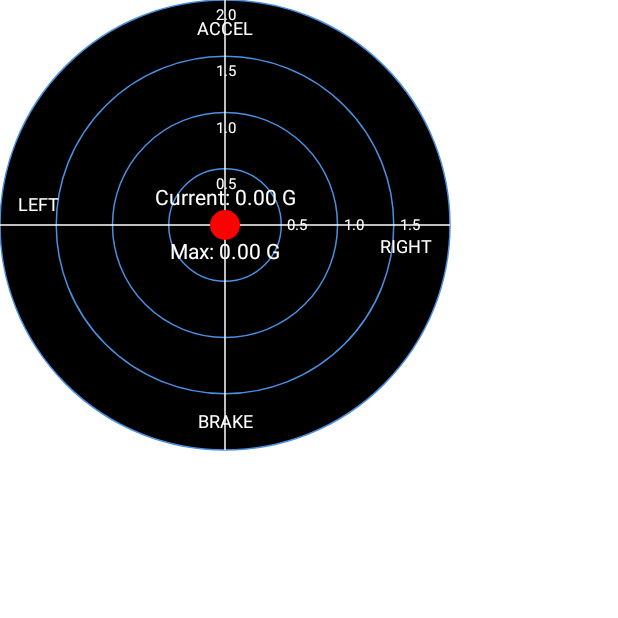
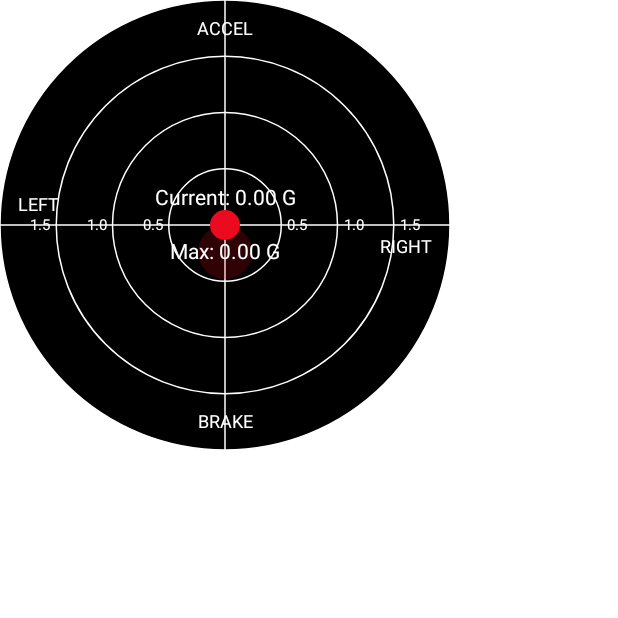
Before and after one commit to FelipeGarcia911/android-auto-inclinometer, an Android app built with Jetpack Compose: the composable GForceMeter called with empty values, on a phone screen of 412 x 824 dp, the top half of it. Run offline under Robolectric (Android 15) with nearby library versions, the phone set to English and light mode, and no system bars.

Commit message:
feat: update to g-force meter to the the GR design

```diff
--- a/app/src/main/java/com/felipeg/inclinometer4x4/presentation/ui/component/GForceMeter.kt
+++ b/app/src/main/java/com/felipeg/inclinometer4x4/presentation/ui/component/GForceMeter.kt
@@ -7,14 +7,19 @@ import androidx.compose.ui.Modifier
 import androidx.compose.ui.geometry.Offset
 import androidx.compose.ui.graphics.Color
 import androidx.compose.ui.graphics.drawscope.DrawScope
+import androidx.compose.ui.graphics.drawscope.Stroke
 import androidx.compose.ui.text.AnnotatedString
 import androidx.compose.ui.text.TextMeasurer
 import androidx.compose.ui.text.TextStyle
 import androidx.compose.ui.text.drawText
+import androidx.compose.ui.text.font.FontFamily
 import androidx.compose.ui.text.rememberTextMeasurer
 import androidx.compose.ui.unit.Dp
 import androidx.compose.ui.unit.dp
 import androidx.compose.ui.unit.sp
+import com.felipeg.inclinometer4x4.ui.theme.GRBlack
+import com.felipeg.inclinometer4x4.ui.theme.GRRed
+import com.felipeg.inclinometer4x4.ui.theme.GRWhite
 import kotlin.math.ceil
 import kotlin.math.sqrt
 
@@ -27,10 +32,6 @@ fun GForceMeter(
     size: Dp = 300.dp
 ) {
     val textMeasurer = rememberTextMeasurer()
-    val backgroundColor = Color.Black
-    val crosshairColor = Color.White
-    val circleColor = Color(0xFF4A90E2)
-    val indicatorColor = Color.Red
 
     Canvas(modifier = modifier.size(size)) {
         val radius = this.size.minDimension / 2f
@@ -38,19 +39,19 @@ fun GForceMeter(
         val dynamicMaxG = if (maxGForce > 2f) ceil(maxGForce) else 2f
 
         // Background
-        drawCircle(backgroundColor, radius = radius)
+        drawCircle(GRBlack, radius = radius)
 
         // Concentric circles and their labels
-        drawConcentricCirclesWithLabels(radius, center, circleColor, textMeasurer, dynamicMaxG)
+        drawConcentricCirclesWithLabels(radius, center, GRWhite, textMeasurer, dynamicMaxG)
 
         // Crosshair
-        drawCrosshair(radius, center, crosshairColor)
+        drawCrosshair(radius, center, GRWhite)
 
         // Direction labels
         drawDirectionLabels(radius, center, textMeasurer)
 
         // G-force indicator
-        drawGForceIndicator(gForceX, gForceY, radius, center, indicatorColor, dynamicMaxG)
+        drawGForceIndicator(gForceX, gForceY, radius, center, GRRed, dynamicMaxG)
 
         // G-force readout
         drawGForceReadout(gForceX, gForceY, maxGForce, center, textMeasurer)
@@ -64,27 +65,28 @@ private fun DrawScope.drawConcentricCirclesWithLabels(
     textMeasurer: TextMeasurer,
     maxG: Float
 ) {
-    val labelStyle = TextStyle(color = Color.White, fontSize = 10.sp)
-    val numberOfCircles = 4
+    val labelStyle = TextStyle(color = GRWhite, fontSize = 10.sp)
+    val numberOfCircles = 4 // At least 3, 4 is fine
 
     for (i in 1..numberOfCircles) {
         val gValue = maxG / numberOfCircles * i
         val circleRadius = radius * (gValue / maxG)
         drawCircle(
             color,
-            radius = circleRadius.toFloat(),
+            radius = circleRadius,
             center = center,
-            style = androidx.compose.ui.graphics.drawscope.Stroke(width = 1.dp.toPx())
+            style = Stroke(width = 1.dp.toPx())
         )
         val text = "%.1f".format(gValue)
         val textLayout = textMeasurer.measure(AnnotatedString(text), style = labelStyle)
         drawText(
             textLayout,
-            topLeft = Offset(center.x + circleRadius.toFloat() + 4.dp.toPx(), center.y - textLayout.size.height / 2)
+            topLeft = Offset(center.x + circleRadius + 4.dp.toPx(), center.y - textLayout.size.height / 2)
         )
+        // Draw text on the left side as well for better visibility
         drawText(
             textLayout,
-            topLeft = Offset(center.x - textLayout.size.height / 2 , center.y - circleRadius.toFloat() + 4.dp.toPx())
+            topLeft = Offset(center.x - circleRadius - 4.dp.toPx() - textLayout.size.width, center.y - textLayout.size.height / 2)
         )
     }
 }
@@ -97,7 +99,7 @@ private fun DrawScope.drawCrosshair(radius: Float, center: Offset, color: Color)
 }
 
 private fun DrawScope.drawDirectionLabels(radius: Float, center: Offset, textMeasurer: TextMeasurer) {
-    val labelStyle = TextStyle(color = Color.White, fontSize = 12.sp)
+    val labelStyle = TextStyle(color = GRWhite, fontSize = 12.sp, fontFamily = FontFamily.SansSerif)
     val padding = 12.dp.toPx()
     val verticalPadding = 14.dp.toPx()
 
@@ -146,18 +148,29 @@ private fun DrawScope.drawGForceReadout(
     textMeasurer: TextMeasurer
 ) {
     val currentG = sqrt(gForceX * gForceX + gForceY * gForceY)
-    val readoutStyle = TextStyle(color = Color.White, fontSize = 14.sp)
+    val readoutStyle = TextStyle(color = GRWhite, fontSize = 14.sp, fontFamily = FontFamily.SansSerif)
 
     val currentGText = "Current: %.2f G".format(currentG)
     val maxGText = "Max: %.2f G".format(maxGForce)
     val yOffset = 10.dp.toPx()
+    val maxGHighlightRadius = 18.dp.toPx() // Radius for the red highlight circle
 
     val currentGLayout = textMeasurer.measure(AnnotatedString(currentGText), style = readoutStyle)
     val maxGLayout = textMeasurer.measure(AnnotatedString(maxGText), style = readoutStyle)
 
+    // Draw current G-force
     drawText(
         currentGLayout,
         topLeft = Offset(center.x - currentGLayout.size.width / 2, center.y - currentGLayout.size.height - yOffset)
+    )
+
+    // Draw max G-force with red highlight
+    val maxGTextCenter = Offset(center.x, center.y + yOffset + maxGLayout.size.height / 2)
+    drawCircle(
+        GRRed,
+        radius = maxGHighlightRadius,
+        center = maxGTextCenter,
+        alpha = 0.2f // Subtle highlight
     )
     drawText(
         maxGLayout,
```
